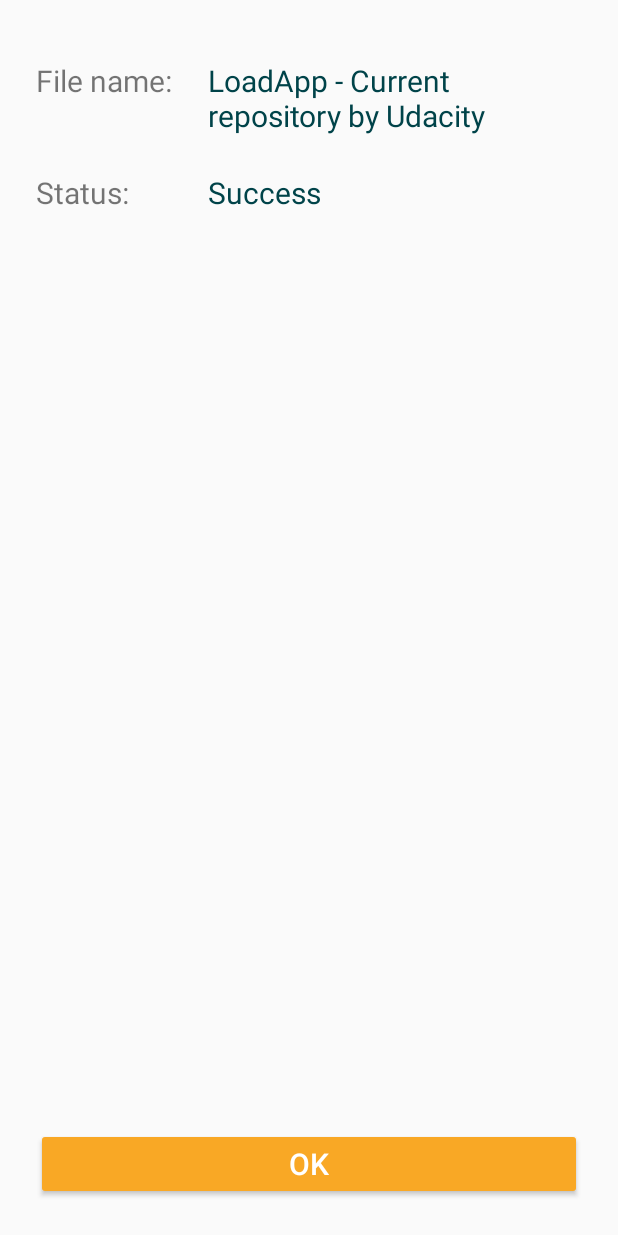
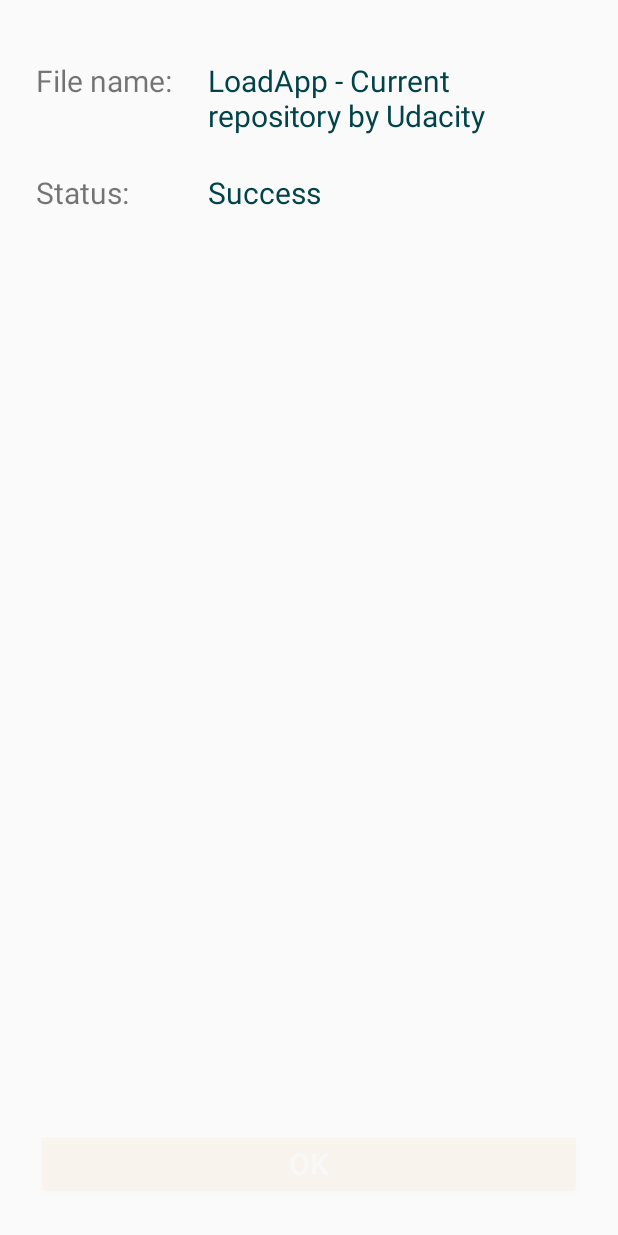
Before and after one commit to aeliusS/LoadApp, an Android app: the layout content_detail.xml on its own in the app's theme, with its tools: preview values and no code run, on a phone screen of 412 x 824 dp. Run offline under Robolectric (Android 15) with nearby library versions, the phone set to English and light mode, and no system bars.

Commit message:
updated launcher background. added motionlayout to the detail screen

```diff
--- a/app/src/debug/res/values/ic_launcher_background.xml
+++ /dev/null
@@ -1,4 +0,0 @@
-<?xml version="1.0" encoding="utf-8"?>
-<resources>
-    <color name="ic_launcher_background">#004349</color>
-</resources>
--- a/app/src/main/java/com/udacity/DetailActivity.kt
+++ b/app/src/main/java/com/udacity/DetailActivity.kt
@@ -35,6 +35,8 @@ class DetailActivity : AppCompatActivity() {
             getColor(if (status == "Fail") R.color.red else R.color.colorPrimaryDark)
         )
 
+        // binding.contentDetail.
+
         binding.contentDetail.buttonOk.setOnClickListener {
             Log.d("DetailActivity", "Closing detail screen")
             finish()
--- a/app/src/main/res/layout/content_detail.xml
+++ b/app/src/main/res/layout/content_detail.xml
@@ -9,9 +9,10 @@
     tools:context=".DetailActivity"
     tools:showIn="@layout/activity_detail">
 
-    <androidx.constraintlayout.widget.ConstraintLayout
+    <androidx.constraintlayout.motion.widget.MotionLayout
         android:layout_width="match_parent"
-        android:layout_height="match_parent">
+        android:layout_height="match_parent"
+        app:layoutDescription="@xml/detail_step">
 
         <LinearLayout
             android:id="@+id/labelLayout"
@@ -78,18 +79,12 @@
             android:id="@+id/buttonOk"
             android:layout_width="0dp"
             android:layout_height="wrap_content"
-            android:layout_marginStart="@dimen/detail_screen_default_margin"
-            android:layout_marginEnd="@dimen/detail_screen_default_margin"
-            android:layout_marginBottom="@dimen/detail_screen_default_margin"
             android:backgroundTint="?attr/colorAccent"
             android:text="@string/detail_screen_ok_button"
             android:textColor="@color/white"
-            android:textSize="@dimen/default_text_size"
-            app:layout_constraintBottom_toBottomOf="parent"
-            app:layout_constraintEnd_toEndOf="parent"
-            app:layout_constraintStart_toStartOf="parent" />
+            android:textSize="@dimen/default_text_size" />
 
 
-    </androidx.constraintlayout.widget.ConstraintLayout>
+    </androidx.constraintlayout.motion.widget.MotionLayout>
 
 </androidx.core.widget.NestedScrollView>
--- a/app/src/main/res/values/colors.xml
+++ b/app/src/main/res/values/colors.xml
@@ -6,4 +6,5 @@
     <color name="white">#FFFFFF</color>
     <color name="purple">#984AFE</color>
     <color name="red">#ea1d12</color>
+    <color name="ic_launcher_background">#004349</color>
 </resources>
--- /dev/null
+++ b/app/src/main/res/xml/detail_step.xml
@@ -0,0 +1,45 @@
+<?xml version="1.0" encoding="utf-8"?>
+<MotionScene xmlns:android="http://schemas.android.com/apk/res/android"
+    xmlns:app="http://schemas.android.com/apk/res-auto">
+
+    <ConstraintSet android:id="@+id/start">
+        <Constraint
+            android:id="@+id/buttonOk"
+            android:layout_width="0dp"
+            android:layout_height="wrap_content"
+            android:layout_marginStart="@dimen/detail_screen_default_margin"
+            android:layout_marginEnd="@dimen/detail_screen_default_margin"
+            android:layout_marginBottom="@dimen/detail_screen_default_margin"
+            android:alpha="0.0"
+            app:layout_constraintBottom_toBottomOf="parent"
+            app:layout_constraintEnd_toEndOf="parent"
+            app:layout_constraintStart_toStartOf="parent" />
+
+    </ConstraintSet>
+
+    <ConstraintSet android:id="@+id/end">
+        <Constraint
+            android:id="@+id/buttonOk"
+            android:layout_width="0dp"
+            android:layout_height="wrap_content"
+            android:layout_marginStart="@dimen/detail_screen_default_margin"
+            android:layout_marginEnd="@dimen/detail_screen_default_margin"
+            android:layout_marginBottom="@dimen/detail_screen_default_margin"
+            android:alpha="1.0"
+            app:layout_constraintBottom_toBottomOf="parent"
+            app:layout_constraintEnd_toEndOf="parent"
+            app:layout_constraintStart_toStartOf="parent" />
+
+    </ConstraintSet>
+
+    <Transition
+        app:autoTransition="animateToEnd"
+        app:constraintSetEnd="@+id/end"
+        app:constraintSetStart="@+id/start"
+        app:duration="2000">
+        <KeyFrameSet>
+
+        </KeyFrameSet>
+    </Transition>
+
+</MotionScene>
```
